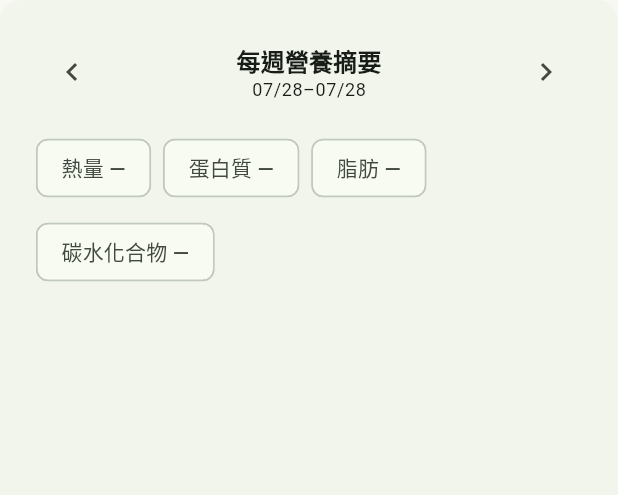
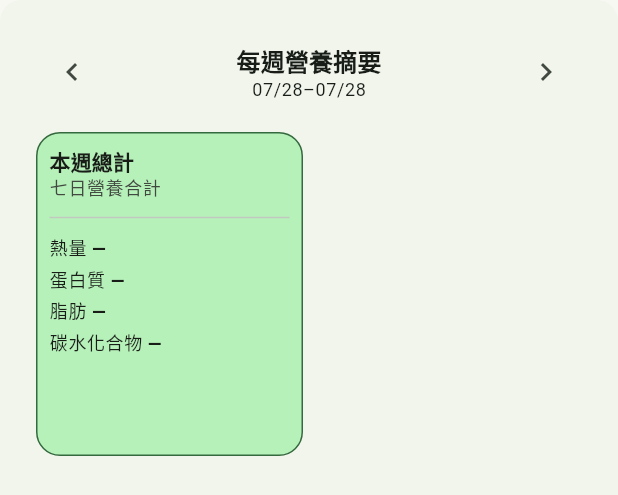
Before and after one commit to zx32829601/FoodLedger_FrontEnd, a Flutter app: the WeeklyNutritionSummaryCard widget shown alone on an empty page, opened directly with empty values, on a phone screen of 412 x 824 dp. Shown: the top 495 px of the screen. Run offline on Flutter 3.47's test engine with Material 3 defaults, Android fonts, the phone set to English and light mode, and no system bars; our stand-ins replace dio, flutter_riverpod, go_router, shared_preferences; accounts and stored records are empty; Roboto replaces fonts that are missing (NotoSansTC).

Commit message:
feat: refine nutrition summary layout
將每日餐別明細改為滿版橫幅，讓核心營養素可水平排列並自然換行。
每週摘要改為七日加本週總計的響應式八宮格，並統一顯示營養素全名。
驗證：dart format check、flutter analyze（0 issues）、flutter test（64 passed）、flutter build web --release（Wasm dry run succeeded）。

```diff
--- a/lib/features/records/presentation/widgets/weekly_nutrition_summary_card.dart
+++ b/lib/features/records/presentation/widgets/weekly_nutrition_summary_card.dart
@@ -8,7 +8,12 @@ import '../nutrient_amount_formatter.dart';
 import '../nutrient_labels.dart';
 
 const _swipeVelocityThreshold = 250.0;
-const _dayMetricWidth = 132.0;
+
+// 寬版採四欄兩列，窄版改成兩欄四列以保留營養素全名的可讀空間。
+const _weeklyGridWideBreakpoint = 720.0;
+
+// 每格保留標題、日期與四項核心營養素換行所需的高度。
+const _weeklyGridTileExtent = 216.0;
 
 class WeeklyNutritionSummaryCard extends StatelessWidget {
   const WeeklyNutritionSummaryCard({
@@ -72,26 +77,45 @@ class WeeklyNutritionSummaryCard extends StatelessWidget {
                 ],
               ),
               const SizedBox(height: AppSpacing.medium),
-              Wrap(
-                spacing: AppSpacing.small,
-                runSpacing: AppSpacing.small,
-                children: [
-                  for (final code in NutrientCodes.core)
-                    _NutrientChip(code: code, nutrient: summary.nutrient(code)),
-                ],
-              ),
-              const SizedBox(height: AppSpacing.medium),
-              SingleChildScrollView(
-                scrollDirection: Axis.horizontal,
-                child: Row(
-                  children: [
-                    for (final day in summary.days)
-                      SizedBox(
-                        width: _dayMetricWidth,
-                        child: _DayMetric(day: day),
-                      ),
-                  ],
-                ),
+              LayoutBuilder(
+                builder: (context, constraints) {
+                  final columnCount =
+                      constraints.maxWidth >= _weeklyGridWideBreakpoint ? 4 : 2;
+                  return GridView.builder(
+                    key: const Key('weekly-nutrition-grid'),
+                    shrinkWrap: true,
+                    physics: const NeverScrollableScrollPhysics(),
+                    itemCount: summary.days.length + 1,
+                    gridDelegate: SliverGridDelegateWithFixedCrossAxisCount(
+                      crossAxisCount: columnCount,
+                      crossAxisSpacing: AppSpacing.small,
+                      mainAxisSpacing: AppSpacing.small,
+                      mainAxisExtent: _weeklyGridTileExtent,
+                    ),
+                    itemBuilder: (context, index) {
+                      if (index < summary.days.length) {
+                        final day = summary.days[index];
+                        final keyPrefix = 'weekly-day-${_dateKey(day.date)}';
+                        return _NutritionGridTile(
+                          key: Key(keyPrefix),
+                          keyPrefix: keyPrefix,
+                          title: _weekday(day.date),
+                          subtitle: _monthDay(day.date),
+                          nutrients: day.totals,
+                        );
+                      }
+
+                      return _NutritionGridTile(
+                        key: const Key('weekly-total'),
+                        keyPrefix: 'weekly-total',
+                        title: '本週總計',
+                        subtitle: '七日營養合計',
+                        nutrients: summary.totals,
+                        isWeeklyTotal: true,
+                      );
+                    },
+                  );
+                },
               ),
             ],
           ),
@@ -99,60 +123,115 @@ class WeeklyNutritionSummaryCard extends StatelessWidget {
       ),
     );
   }
+}
 
-  static String _monthDay(DateTime date) {
-    final month = date.month.toString().padLeft(2, '0');
-    final day = date.day.toString().padLeft(2, '0');
-    return '$month/$day';
+class _NutritionGridTile extends StatelessWidget {
+  const _NutritionGridTile({
+    required this.keyPrefix,
+    required this.title,
+    required this.subtitle,
+    required this.nutrients,
+    this.isWeeklyTotal = false,
+    super.key,
+  });
+
+  final String keyPrefix;
+  final String title;
+  final String subtitle;
+  final List<NutrientAmount> nutrients;
+  final bool isWeeklyTotal;
+
+  @override
+  Widget build(BuildContext context) {
+    final colorScheme = Theme.of(context).colorScheme;
+    final backgroundColor = isWeeklyTotal
+        ? colorScheme.primaryContainer
+        : colorScheme.surfaceContainerLow;
+    final borderColor = isWeeklyTotal
+        ? colorScheme.primary
+        : colorScheme.outlineVariant;
+
+    return Container(
+      padding: const EdgeInsets.all(AppSpacing.small),
+      decoration: BoxDecoration(
+        color: backgroundColor,
+        border: Border.all(color: borderColor),
+        borderRadius: BorderRadius.circular(AppSpacing.medium),
+      ),
+      child: Column(
+        crossAxisAlignment: CrossAxisAlignment.start,
+        children: [
+          Text(
+            title,
+            style: Theme.of(
+              context,
+            ).textTheme.titleSmall?.copyWith(fontWeight: FontWeight.w700),
+          ),
+          Text(
+            subtitle,
+            style: Theme.of(context).textTheme.bodySmall?.copyWith(
+              color: colorScheme.onSurfaceVariant,
+            ),
+          ),
+          const Divider(height: AppSpacing.large),
+          for (final code in NutrientCodes.core)
+            Padding(
+              padding: const EdgeInsets.only(bottom: AppSpacing.extraSmall),
+              child: _NutrientLine(
+                textKey: Key('$keyPrefix-nutrient-$code'),
+                code: code,
+                nutrient: nutrients.nutrientByCode(code),
+              ),
+            ),
+        ],
+      ),
+    );
   }
 }
 
-class _DayMetric extends StatelessWidget {
-  const _DayMetric({required this.day});
+class _NutrientLine extends StatelessWidget {
+  const _NutrientLine({
+    required this.textKey,
+    required this.code,
+    required this.nutrient,
+  });
 
-  final DailyNutritionBreakdown day;
-
-  @override
-  Widget build(BuildContext context) {
-    return Column(
-      children: [
-        Text(
-          _weekday(day.date),
-          style: Theme.of(
-            context,
-          ).textTheme.labelLarge?.copyWith(fontWeight: FontWeight.w700),
-        ),
-        const SizedBox(height: AppSpacing.extraSmall),
-        for (final code in NutrientCodes.core)
-          Text(
-            '${shortNutrientLabel(code)} '
-            '${formatNutrientAmount(day.nutrient(code))}',
-            textAlign: TextAlign.center,
-            style: Theme.of(context).textTheme.bodySmall,
-          ),
-      ],
-    );
-  }
-
-  static String _weekday(DateTime date) {
-    const labels = ['週一', '週二', '週三', '週四', '週五', '週六', '週日'];
-    return labels[date.weekday - 1];
-  }
-}
-
-class _NutrientChip extends StatelessWidget {
-  const _NutrientChip({required this.code, required this.nutrient});
-
+  final Key textKey;
   final String code;
   final NutrientAmount? nutrient;
 
   @override
   Widget build(BuildContext context) {
-    return Chip(
-      label: Text(
-        '${nutrient?.displayName ?? fallbackNutrientLabel(code)} '
-        '${formatNutrientAmount(nutrient)}',
+    final label = nutrient?.displayName ?? fallbackNutrientLabel(code);
+    return Text.rich(
+      key: textKey,
+      TextSpan(
+        children: [
+          TextSpan(text: '$label '),
+          TextSpan(
+            text: formatNutrientAmount(nutrient),
+            style: const TextStyle(fontWeight: FontWeight.w700),
+          ),
+        ],
       ),
+      style: Theme.of(context).textTheme.bodySmall,
     );
   }
 }
+
+String _monthDay(DateTime date) {
+  final month = date.month.toString().padLeft(2, '0');
+  final day = date.day.toString().padLeft(2, '0');
+  return '$month/$day';
+}
+
+String _dateKey(DateTime date) {
+  final month = date.month.toString().padLeft(2, '0');
+  final day = date.day.toString().padLeft(2, '0');
+  return '${date.year}-$month-$day';
+}
+
+String _weekday(DateTime date) {
+  const labels = ['週一', '週二', '週三', '週四', '週五', '週六', '週日'];
+  return labels[date.weekday - 1];
+}
```
Also changed, not shown: lib/features/records/presentation/nutrient_labels.dart (+0 -11 lines), lib/features/records/presentation/widgets/nutrition_summary_card.dart (+68 -14 lines), 2 other files.
